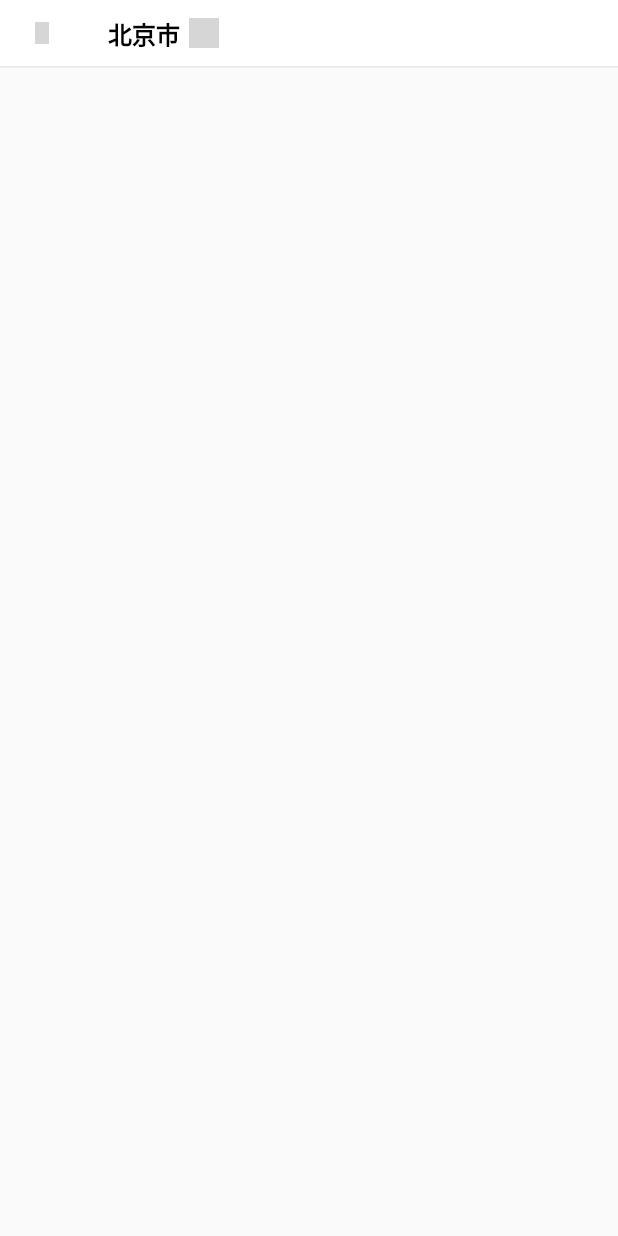
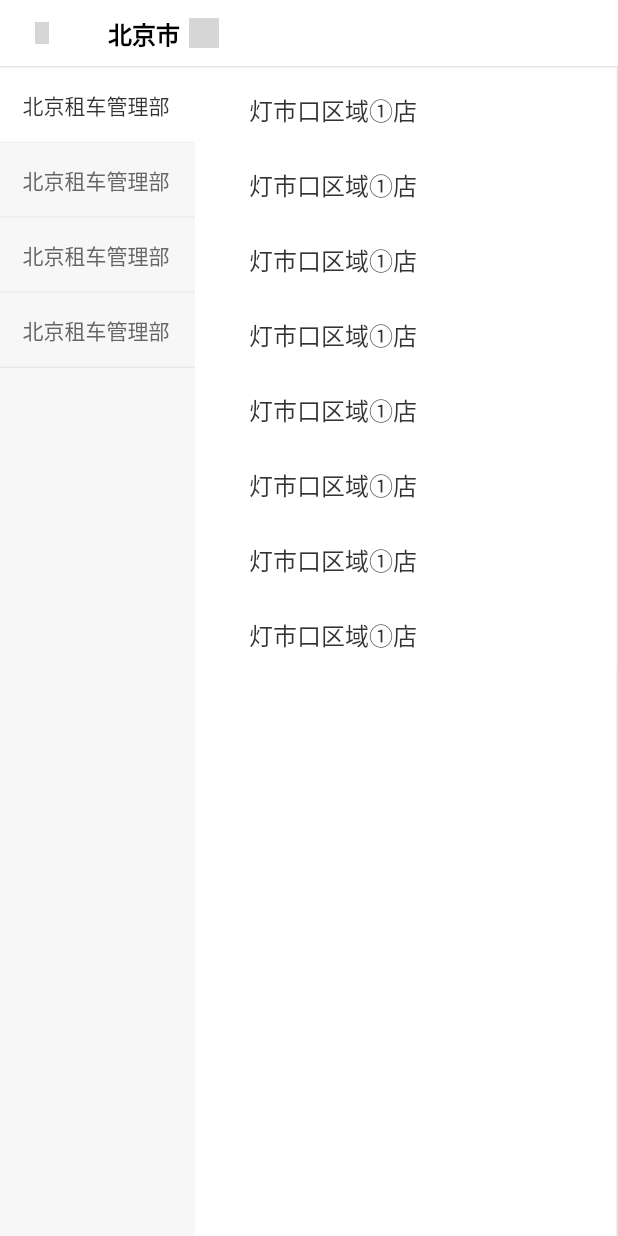
Before and after one commit to AnleSu/flutter_city_select, a Flutter app: the SelectAreaPage screen opened directly, on a phone screen of 412 x 824 dp. Run offline on Flutter 3.47's test engine with Material 2 defaults, Android fonts, the phone set to English and light mode, and no system bars; missing offline and left inert: lpinyin; grey boxes are pictures that could not be loaded.

Commit message:
区域选择完成UI 部分

```diff
--- a/lib/pages/select_area_page.dart
+++ b/lib/pages/select_area_page.dart
@@ -1,4 +1,3 @@
-
 import 'package:flutter/cupertino.dart';
 import 'package:flutter/material.dart';
 import '../widgets/navigator_bar.dart';
@@ -11,12 +10,12 @@ class SelectAreaPage extends StatefulWidget {
 }
 
 class _SelectAreaPageState extends State<SelectAreaPage> {
-
   @override
   void initState() {
     // TODO: implement initState
     super.initState();
   }
+
   @override
   Widget build(BuildContext context) {
     return Scaffold(
@@ -24,7 +23,6 @@ class _SelectAreaPageState extends State<SelectAreaPage> {
         titleWidget: InkWell(
           onTap: () {
             Navigator.push(context, MaterialPageRoute(builder: (context) {
-
               return SelectCityPage();
             }));
           },
@@ -36,17 +34,30 @@ class _SelectAreaPageState extends State<SelectAreaPage> {
                 '北京市',
                 textAlign: TextAlign.center,
                 style: TextStyle(
-
                     fontSize: 16,
                     color: Colors.black,
                     fontWeight: FontWeight.bold),
               ),
-              Container(width: 6,),
-              Image.asset('assets/image/2.0x/opz_btn_nav_issue_list_store_arrow.png',width: 20,height: 20,)
+              Container(
+                width: 6,
+              ),
+              Image.asset(
+                'assets/image/2.0x/opz_btn_nav_issue_list_store_arrow.png',
+                width: 20,
+                height: 20,
+              )
             ],
           ),
         ),
         title: 'jsjfklajsdiofja',
+      ),
+      body: Container(
+        child: Row(
+          children: <Widget>[
+            LeftCategoryNav(),
+            RightDeptList(),
+          ],
+        ),
       ),
     );
   }
@@ -74,9 +85,12 @@ class _LeftCategoryNavState extends State<LeftCategoryNav> {
     return Container(
       width: 130,
       decoration: BoxDecoration(
-          border: Border(right: BorderSide(width: 1, color: Colors.black12))),
+        color: Color(0xFFF7F7F7)
+//          border: Border(right: BorderSide(width: 1, color: Colors.black12))
+      ),
       child: ListView.builder(
-        itemCount: list.length,
+//        itemCount: list.length,
+        itemCount: 4,
         itemBuilder: (BuildContext context, int index) {
           return _leftInkWell(index);
         },
@@ -88,62 +102,87 @@ class _LeftCategoryNavState extends State<LeftCategoryNav> {
     bool isClick = false;
     isClick = (index == listIndex);
     return InkWell(
-      onTap: () {
-//        var childList = list[index].bxMallSubDto;
-//        var categoryId = list[index].mallCategoryId;
-//
-//        Provide.value<ChildCategory>(context)
-//            .getChildCategory(childList, categoryId);
-//        setState(() {
-//          listIndex = index;
-//        });
-//
-//        _getGoodsList(categoryId: categoryId);
-      },
+      onTap: () {},
       child: Container(
         height: 50,
         padding: EdgeInsets.only(left: 15, top: 15),
         decoration: BoxDecoration(
           color: isClick ? Colors.white : Color(0xFFF7F7F7),
-          border: Border(bottom: BorderSide(width: 1, color: Colors.black12)),
+          border: Border(bottom: BorderSide(width: 0.5, color: Colors.black12)),
         ),
         child: Text(
-          list[index].deptName,
-          style: TextStyle(fontSize: 14, color: isClick ? Color(0xFF333333) : Color(0xFF666666)),
+//          list[index].deptName,
+          '北京租车管理部',
+          style: TextStyle(
+              fontSize: 14,
+              color: isClick ? Color(0xFF333333) : Color(0xFF666666)),
         ),
       ),
     );
   }
+}
 
-//  void _getCategory() async {
-//    await request('getCategory').then((val) {
-//      var data = json.decode(val.toString());
-//      CategoryModel category = CategoryModel.fromJson(data);
-//      // list.data.forEach((item) => print('${item.mallCategoryName}'));
-//      setState(() {
-//        list = category.data;
-//      });
-//      //默认选中第一个
-//      Provide.value<ChildCategory>(context)
-//          .getChildCategory(list[0].bxMallSubDto, list[0].mallCategoryId);
-//      //先请求category 然后用第一个categoryId 请求goodsList
-//      _getGoodsList();
-//    });
-//  }
-//
-//  void _getGoodsList({String categoryId, String categorySubId}) async {
-//    var data = {
-//      'categoryId':
-//          Provide.value<ChildCategory>(context).selectCategoryId == null
-//              ? '4'
-//              : categoryId,
-//      'categorySubId': categorySubId,
-//      'page': 1
-//    };
-//    await request('getMallGoods', formData: data).then((val) {
-//      var response = json.decode(val.toString());
-//      CategoryGoodsListModel model = CategoryGoodsListModel.fromJson(response);
-//      Provide.value<CategoryGoodsListProvide>(context).getGoodsList(model.data);
-//    });
-//  }
+class RightDeptList extends StatelessWidget {
+  final String choosedDeptId;
+  List<DeptList> list = [];
+
+  RightDeptList({this.choosedDeptId});
+
+  @override
+  Widget build(BuildContext context) {
+    // TODO: implement build
+    return Expanded(
+      child: Container(
+        width: 245,
+        decoration: BoxDecoration(
+            border: Border(right: BorderSide(width: 1, color: Colors.black12)),
+          color: Colors.white
+        ),
+
+        child: ListView.builder(
+//        itemCount: list.length,
+          itemCount: 8,
+          itemBuilder: (BuildContext context, int index) {
+            return _rightInkWell(index);
+          },
+        ),
+      ),
+    );
+    ;
+  }
+
+  Widget _rightInkWell(index) {
+    bool isClick = false;
+//    isClick = (list[index].deptId == this.choosedDeptId);
+    return InkWell(
+      onTap: () {},
+      child: Container(
+        height: 50,
+        padding: EdgeInsets.only(left: 20,),
+        decoration: BoxDecoration(
+          color: Colors.white,
+//          border: Border(bottom: BorderSide(width: 1, color: Colors.black12)),
+        ),
+        child: ListTile(
+          trailing: isClick
+              ? Padding(
+                  child: Image.asset(
+                    'assets/image/2.0x/opz_newtask_choosed.png',
+                    width: 16,
+                    height: 16,
+                  ),
+                  padding: EdgeInsets.only(right: 15),
+                )
+              : Container(
+                  width: 10,
+                ),
+          title: Text(
+            '灯市口区域①店',
+            style: TextStyle(
+                color: isClick ? Color(0xFFFEAB00) : Color(0xFF333333)),
+          ),
+        ),
+      ),
+    );
+  }
 }
```
